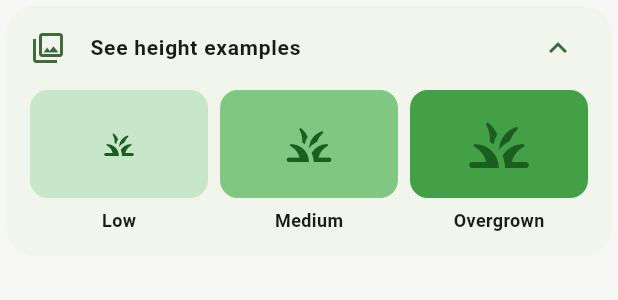
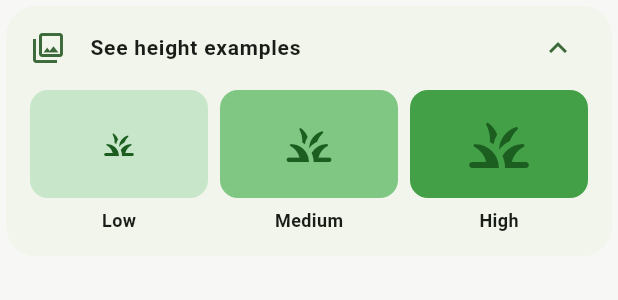
Before and after one commit to howardgreenmanlawncare/mowr, a Flutter app: the _ExampleImagesCard widget shown alone on an empty page, opened directly, after a tap on "See height examples", on a phone screen of 412 x 824 dp. Shown: the top 300 px of the screen. Run offline on Flutter 3.47's test engine with Material 3 defaults, Android fonts, the light colour scheme and no system bars; our stand-ins replace flutter_riverpod, go_router, supabase_flutter; accounts and stored records are empty.

Commit message:
rename GrassLength.overgrown to .high

```diff
--- a/lib/features/booking/domain/booking_draft.dart
+++ b/lib/features/booking/domain/booking_draft.dart
@@ -3,7 +3,7 @@ import 'package:flutter/foundation.dart';
 // LawnArea (the domain entity) lives in lawn_area_model.dart.
 // The draft holds only selected lawn IDs, not embedded lawn objects.
 
-enum GrassLength { low, medium, overgrown }
+enum GrassLength { low, medium, high }
 
 enum AccessType { straightforward, restricted, noSideAccess }
 
--- a/lib/features/booking/presentation/steps/grass_height_step.dart
+++ b/lib/features/booking/presentation/steps/grass_height_step.dart
@@ -146,7 +146,7 @@ class _ExampleImagesCard extends StatelessWidget {
                 ),
                 const SizedBox(width: 8),
                 _ExampleTile(
-                  label: 'Overgrown',
+                  label: 'High',
                   color: Colors.green.shade600,
                   iconSize: 48,
                 ),
@@ -245,7 +245,9 @@ class _LawnHeightCard extends StatelessWidget {
               ],
             ),
             const SizedBox(height: 12),
-            SegmentedButton<GrassLength>(
+            SizedBox(
+              width: double.infinity,
+              child: SegmentedButton<GrassLength>(
                 segments: const [
                   ButtonSegment(
                     value: GrassLength.low,
@@ -256,8 +258,8 @@ class _LawnHeightCard extends StatelessWidget {
                     label: Text('Medium'),
                   ),
                   ButtonSegment(
-                  value: GrassLength.overgrown,
-                  label: Text('Overgrown'),
+                    value: GrassLength.high,
+                    label: Text('High'),
                   ),
                 ],
                 selected: {height},
@@ -267,6 +269,7 @@ class _LawnHeightCard extends StatelessWidget {
                   selectedForegroundColor: cs.onPrimaryContainer,
                 ),
               ),
+            ),
           ],
         ),
       ),
```
Lines whose indentation alone changed are shown as unchanged.
